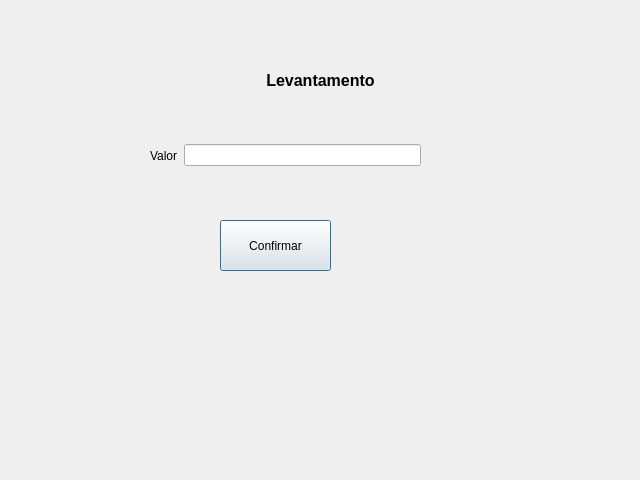
First picture: the form in ProjectoCpp/frmlevantamento.ui, repository ltsaiete/conta-estudante, before the edit.
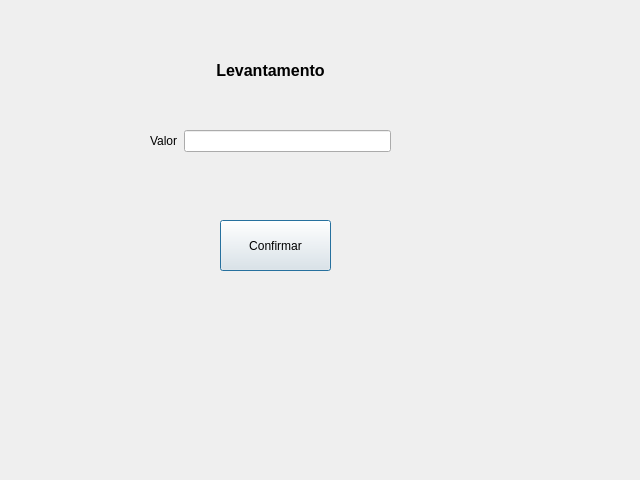
Second picture: the form after the edit.

Commit message: Fixed Validation in class Deposito

```diff
--- a/ProjectoCpp/frmlevantamento.ui
+++ b/ProjectoCpp/frmlevantamento.ui
@@ -16,8 +16,8 @@
   <widget class="QLabel" name="label">
    <property name="geometry">
     <rect>
-     <x>250</x>
-     <y>70</y>
+     <x>200</x>
+     <y>60</y>
      <width>141</width>
      <height>21</height>
     </rect>
@@ -53,13 +53,13 @@
    <property name="geometry">
     <rect>
      <x>150</x>
-     <y>140</y>
-     <width>271</width>
-     <height>31</height>
+     <y>130</y>
+     <width>241</width>
+     <height>26</height>
     </rect>
    </property>
-   <layout class="QHBoxLayout" name="horizontalLayout">
-    <item>
+   <layout class="QFormLayout" name="formLayout">
+    <item row="0" column="0">
      <widget class="QLabel" name="label_2">
       <property name="font">
        <font>
@@ -71,7 +71,7 @@
       </property>
      </widget>
     </item>
-    <item>
+    <item row="0" column="1">
      <widget class="QLineEdit" name="txtValor">
       <property name="font">
        <font>
```
The commit also changes 12 other files.
